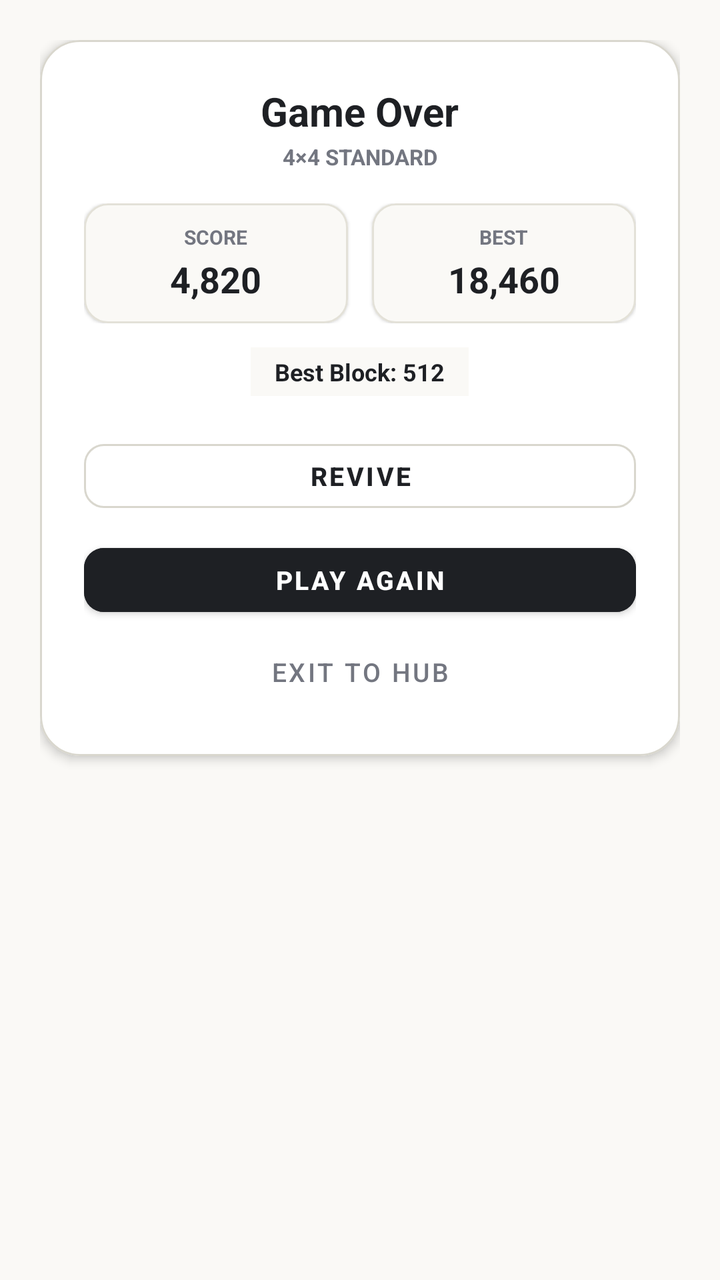
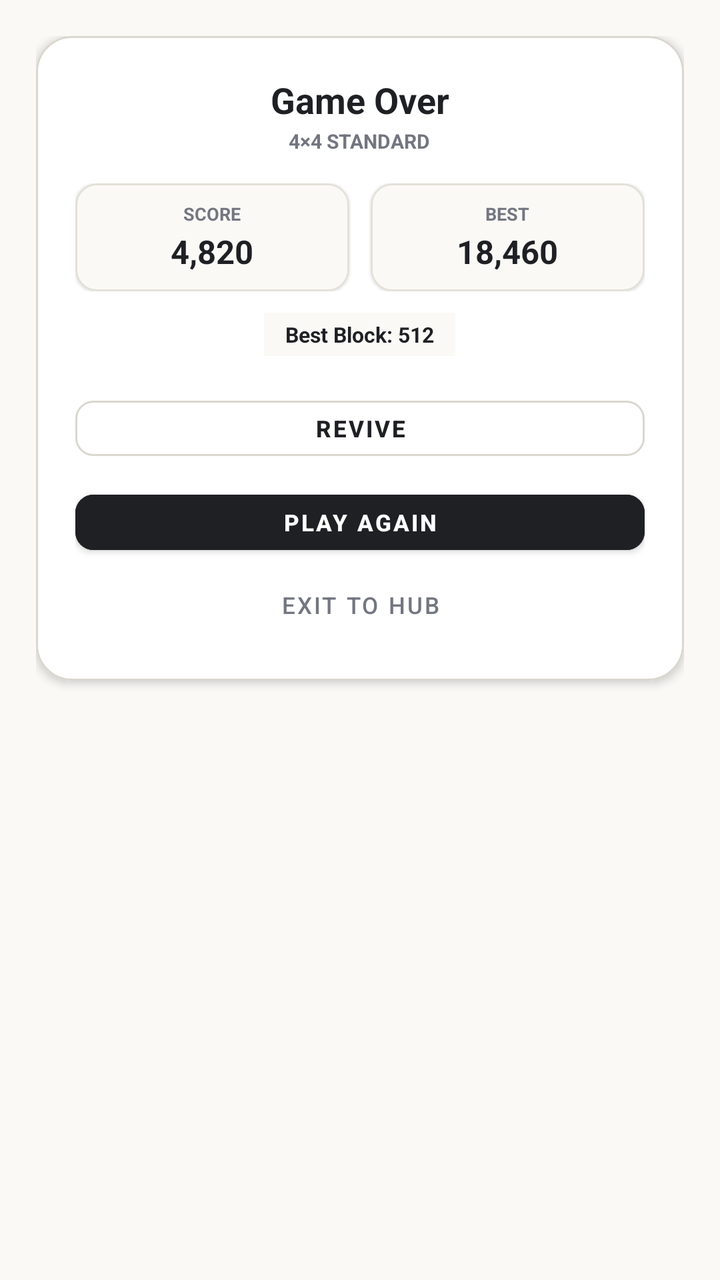

The first picture is an Android layout as it rendered before a commit; the second is the same layout after the commit. The layout source and the unified diff follow.
<!-- AndroidManifest.xml: application theme Theme.NumberBlocks -->
<!-- res/layout/dialog_game_over.xml -->
<?xml version="1.0" encoding="utf-8"?>
<LinearLayout xmlns:android="http://schemas.android.com/apk/res/android"
    xmlns:app="http://schemas.android.com/apk/res-auto"
    android:layout_width="match_parent"
    android:layout_height="wrap_content"
    android:background="@android:color/transparent"
    android:orientation="vertical"
    android:padding="20dp">

    <com.google.android.material.card.MaterialCardView
        android:layout_width="match_parent"
        android:layout_height="wrap_content"
        app:cardBackgroundColor="#FFFFFF"
        app:cardCornerRadius="20dp"
        app:cardElevation="3dp"
        app:strokeColor="#D9D7CE"
        app:strokeWidth="1dp">

        <LinearLayout
            android:layout_width="match_parent"
            android:layout_height="wrap_content"
            android:gravity="center_horizontal"
            android:orientation="vertical"
            android:padding="22dp">

            <TextView
                android:id="@+id/tv_gameover_title"
                android:layout_width="wrap_content"
                android:layout_height="wrap_content"
                android:text="Game Over"
                android:textColor="#1E2024"
                android:textSize="20sp"
                android:textStyle="bold" />

            <TextView
                android:id="@+id/tv_gameover_mode"
                android:layout_width="wrap_content"
                android:layout_height="wrap_content"
                android:layout_marginTop="2dp"
                android:text="4×4 STANDARD"
                android:textColor="#737680"
                android:textSize="11sp"
                android:textStyle="bold" />

            
            <LinearLayout
                android:layout_width="match_parent"
                android:layout_height="wrap_content"
                android:layout_marginTop="16dp"
                android:orientation="horizontal">

                <com.google.android.material.card.MaterialCardView
                    android:layout_width="0dp"
                    android:layout_height="wrap_content"
                    android:layout_weight="1"
                    android:layout_marginEnd="6dp"
                    app:cardBackgroundColor="#FAF9F6"
                    app:cardCornerRadius="12dp"
                    app:strokeColor="#E3E1D8"
                    app:strokeWidth="1dp">

                    <LinearLayout
                        android:layout_width="match_parent"
                        android:layout_height="wrap_content"
                        android:gravity="center"
                        android:orientation="vertical"
                        android:padding="10dp">

                        <TextView
                            android:layout_width="wrap_content"
                            android:layout_height="wrap_content"
                            android:text="SCORE"
                            android:textColor="#737680"
                            android:textSize="10sp"
                            android:textStyle="bold" />

                        <TextView
                            android:id="@+id/tv_gameover_score"
                            android:layout_width="wrap_content"
                            android:layout_height="wrap_content"
                            android:layout_marginTop="2dp"
                            android:text="4,820"
                            android:textColor="#1E2024"
                            android:textSize="18sp"
                            android:textStyle="bold" />
                    </LinearLayout>
                </com.google.android.material.card.MaterialCardView>

                <com.google.android.material.card.MaterialCardView
                    android:layout_width="0dp"
                    android:layout_height="wrap_content"
                    android:layout_weight="1"
                    android:layout_marginStart="6dp"
                    app:cardBackgroundColor="#FAF9F6"
                    app:cardCornerRadius="12dp"
                    app:strokeColor="#E3E1D8"
                    app:strokeWidth="1dp">

                    <LinearLayout
                        android:layout_width="match_parent"
                        android:layout_height="wrap_content"
                        android:gravity="center"
                        android:orientation="vertical"
                        android:padding="10dp">

                        <TextView
                            android:layout_width="wrap_content"
                            android:layout_height="wrap_content"
                            android:text="BEST"
                            android:textColor="#737680"
                            android:textSize="10sp"
                            android:textStyle="bold" />

                        <TextView
                            android:id="@+id/tv_gameover_best"
                            android:layout_width="wrap_content"
                            android:layout_height="wrap_content"
                            android:layout_marginTop="2dp"
                            android:text="18,460"
                            android:textColor="#1E2024"
                            android:textSize="18sp"
                            android:textStyle="bold" />
                    </LinearLayout>
                </com.google.android.material.card.MaterialCardView>
            </LinearLayout>

            <TextView
                android:id="@+id/tv_gameover_highest_tile"
                android:layout_width="wrap_content"
                android:layout_height="wrap_content"
                android:layout_marginTop="12dp"
                android:background="#FAF9F6"
                android:paddingStart="12dp"
                android:paddingEnd="12dp"
                android:paddingTop="4dp"
                android:paddingBottom="4dp"
                android:text="Best Block: 512"
                android:textColor="#1E2024"
                android:textSize="12sp"
                android:textStyle="bold" />

            
            <LinearLayout
                android:layout_width="match_parent"
                android:layout_height="wrap_content"
                android:layout_marginTop="18dp"
                android:orientation="vertical">

                <Button
                    android:id="@+id/btn_gameover_revive"
                    style="@style/Widget.MaterialComponents.Button.OutlinedButton"
                    android:layout_width="match_parent"
                    android:layout_height="44dp"
                    android:layout_marginBottom="8dp"
                    android:text="Revive"
                    android:textColor="#1E2024"
                    android:textSize="13sp"
                    android:textStyle="bold"
                    app:strokeColor="#D9D7CE"
                    app:cornerRadius="10dp" />

                <Button
                    android:id="@+id/btn_gameover_retry"
                    style="@style/Widget.MaterialComponents.Button"
                    android:layout_width="match_parent"
                    android:layout_height="44dp"
                    android:backgroundTint="#1E2024"
                    android:text="Play Again"
                    android:textColor="#FFFFFF"
                    android:textSize="13sp"
                    android:textStyle="bold"
                    app:cornerRadius="10dp" />

                <Button
                    android:id="@+id/btn_gameover_home"
                    style="@style/Widget.MaterialComponents.Button.TextButton"
                    android:layout_width="match_parent"
                    android:layout_height="40dp"
                    android:layout_marginTop="4dp"
                    android:text="Exit to Hub"
                    android:textColor="#737680"
                    android:textSize="13sp" />
            </LinearLayout>

        </LinearLayout>
    </com.google.android.material.card.MaterialCardView>
</LinearLayout>
<!-- resources referenced by this layout -->
<resources>
  <style name="Theme.NumberBlocks" parent="Theme.MaterialComponents.DayNight.NoActionBar">
          <item name="colorPrimary">@color/primary</item>
          <item name="colorPrimaryVariant">@color/primary_variant</item>
          <item name="colorSecondary">@color/secondary</item>
          <item name="android:statusBarColor">@color/background</item>
          <item name="android:navigationBarColor">@color/background</item>
          <item name="android:windowBackground">@color/background</item>
      </style>
  <color name="primary">#1E2024</color>
  <color name="primary_variant">#161719</color>
  <color name="secondary">#5A5D66</color>
  <color name="background">#FAF9F6</color>
</resources>

<!-- the commit's change to res/layout/dialog_game_over.xml (unified diff, before → after) -->
@@ -5,23 +5,23 @@
     android:layout_height="wrap_content"
     android:background="@android:color/transparent"
     android:orientation="vertical"
-    android:padding="20dp">
+    android:padding="@dimen/dp_20">
 
     <com.google.android.material.card.MaterialCardView
         android:layout_width="match_parent"
         android:layout_height="wrap_content"
         app:cardBackgroundColor="#FFFFFF"
-        app:cardCornerRadius="20dp"
-        app:cardElevation="3dp"
+        app:cardCornerRadius="@dimen/dp_20"
+        app:cardElevation="@dimen/dp_3"
         app:strokeColor="#D9D7CE"
-        app:strokeWidth="1dp">
+        app:strokeWidth="@dimen/dp_1">
 
         <LinearLayout
             android:layout_width="match_parent"
             android:layout_height="wrap_content"
             android:gravity="center_horizontal"
             android:orientation="vertical"
-            android:padding="22dp">
+            android:padding="@dimen/dp_22">
 
             <TextView
                 android:id="@+id/tv_gameover_title"
@@ -29,59 +29,59 @@
                 android:layout_height="wrap_content"
                 android:text="Game Over"
                 android:textColor="#1E2024"
-                android:textSize="20sp"
+                android:textSize="@dimen/sp_20"
                 android:textStyle="bold" />
 
             <TextView
                 android:id="@+id/tv_gameover_mode"
                 android:layout_width="wrap_content"
                 android:layout_height="wrap_content"
-                android:layout_marginTop="2dp"
+                android:layout_marginTop="@dimen/dp_2"
                 android:text="4×4 STANDARD"
                 android:textColor="#737680"
-                android:textSize="11sp"
+                android:textSize="@dimen/sp_11"
                 android:textStyle="bold" />
 
             
             <LinearLayout
                 android:layout_width="match_parent"
                 android:layout_height="wrap_content"
-                android:layout_marginTop="16dp"
+                android:layout_marginTop="@dimen/dp_16"
                 android:orientation="horizontal">
 
                 <com.google.android.material.card.MaterialCardView
                     android:layout_width="0dp"
                     android:layout_height="wrap_content"
                     android:layout_weight="1"
-                    android:layout_marginEnd="6dp"
+                    android:layout_marginEnd="@dimen/dp_6"
                     app:cardBackgroundColor="#FAF9F6"
-                    app:cardCornerRadius="12dp"
+                    app:cardCornerRadius="@dimen/dp_12"
                     app:strokeColor="#E3E1D8"
-                    app:strokeWidth="1dp">
+                    app:strokeWidth="@dimen/dp_1">
 
                     <LinearLayout
                         android:layout_width="match_parent"
                         android:layout_height="wrap_content"
                         android:gravity="center"
                         android:orientation="vertical"
-                        android:padding="10dp">
+                        android:padding="@dimen/dp_10">
 
                         <TextView
                             android:layout_width="wrap_content"
                             android:layout_height="wrap_content"
                             android:text="SCORE"
                             android:textColor="#737680"
-                            android:textSize="10sp"
+                            android:textSize="@dimen/sp_10"
                             android:textStyle="bold" />
 
                         <TextView
                             android:id="@+id/tv_gameover_score"
                             android:layout_width="wrap_content"
                             android:layout_height="wrap_content"
-                            android:layout_marginTop="2dp"
+                            android:layout_marginTop="@dimen/dp_2"
                             android:text="4,820"
                             android:textColor="#1E2024"
-                            android:textSize="18sp"
+                            android:textSize="@dimen/sp_18"
                             android:textStyle="bold" />
                     </LinearLayout>
                 </com.google.android.material.card.MaterialCardView>
@@ -90,35 +90,35 @@
                     android:layout_width="0dp"
                     android:layout_height="wrap_content"
                     android:layout_weight="1"
-                    android:layout_marginStart="6dp"
+                    android:layout_marginStart="@dimen/dp_6"
                     app:cardBackgroundColor="#FAF9F6"
-                    app:cardCornerRadius="12dp"
+                    app:cardCornerRadius="@dimen/dp_12"
                     app:strokeColor="#E3E1D8"
-                    app:strokeWidth="1dp">
+                    app:strokeWidth="@dimen/dp_1">
 
                     <LinearLayout
                         android:layout_width="match_parent"
                         android:layout_height="wrap_content"
                         android:gravity="center"
                         android:orientation="vertical"
-                        android:padding="10dp">
+                        android:padding="@dimen/dp_10">
 
                         <TextView
                             android:layout_width="wrap_content"
                             android:layout_height="wrap_content"
                             android:text="BEST"
                             android:textColor="#737680"
-                            android:textSize="10sp"
+                            android:textSize="@dimen/sp_10"
                             android:textStyle="bold" />
 
                         <TextView
                             android:id="@+id/tv_gameover_best"
                             android:layout_width="wrap_content"
                             android:layout_height="wrap_content"
-                            android:layout_marginTop="2dp"
+                            android:layout_marginTop="@dimen/dp_2"
                             android:text="18,460"
                             android:textColor="#1E2024"
-                            android:textSize="18sp"
+                            android:textSize="@dimen/sp_18"
                             android:textStyle="bold" />
                     </LinearLayout>
                 </com.google.android.material.card.MaterialCardView>
@@ -128,58 +128,58 @@
                 android:id="@+id/tv_gameover_highest_tile"
                 android:layout_width="wrap_content"
                 android:layout_height="wrap_content"
-                android:layout_marginTop="12dp"
+                android:layout_marginTop="@dimen/dp_12"
                 android:background="#FAF9F6"
-                android:paddingStart="12dp"
-                android:paddingEnd="12dp"
-                android:paddingTop="4dp"
-                android:paddingBottom="4dp"
+                android:paddingStart="@dimen/dp_12"
+                android:paddingEnd="@dimen/dp_12"
+                android:paddingTop="@dimen/dp_4"
+                android:paddingBottom="@dimen/dp_4"
                 android:text="Best Block: 512"
                 android:textColor="#1E2024"
-                android:textSize="12sp"
+                android:textSize="@dimen/sp_12"
                 android:textStyle="bold" />
 
             
             <LinearLayout
                 android:layout_width="match_parent"
                 android:layout_height="wrap_content"
-                android:layout_marginTop="18dp"
+                android:layout_marginTop="@dimen/dp_18"
                 android:orientation="vertical">
 
                 <Button
                     android:id="@+id/btn_gameover_revive"
                     style="@style/Widget.MaterialComponents.Button.OutlinedButton"
                     android:layout_width="match_parent"
-                    android:layout_height="44dp"
-                    android:layout_marginBottom="8dp"
+                    android:layout_height="@dimen/dp_44"
+                    android:layout_marginBottom="@dimen/dp_8"
                     android:text="Revive"
                     android:textColor="#1E2024"
-                    android:textSize="13sp"
+                    android:textSize="@dimen/sp_13"
                     android:textStyle="bold"
                     app:strokeColor="#D9D7CE"
-                    app:cornerRadius="10dp" />
+                    app:cornerRadius="@dimen/dp_10" />
 
                 <Button
                     android:id="@+id/btn_gameover_retry"
                     style="@style/Widget.MaterialComponents.Button"
                     android:layout_width="match_parent"
-                    android:layout_height="44dp"
+                    android:layout_height="@dimen/dp_44"
                     android:backgroundTint="#1E2024"
                     android:text="Play Again"
                     android:textColor="#FFFFFF"
-                    android:textSize="13sp"
+                    android:textSize="@dimen/sp_13"
                     android:textStyle="bold"
-                    app:cornerRadius="10dp" />
+                    app:cornerRadius="@dimen/dp_10" />
 
                 <Button
                     android:id="@+id/btn_gameover_home"
                     style="@style/Widget.MaterialComponents.Button.TextButton"
                     android:layout_width="match_parent"
-                    android:layout_height="40dp"
-                    android:layout_marginTop="4dp"
+                    android:layout_height="@dimen/dp_40"
+                    android:layout_marginTop="@dimen/dp_4"
                     android:text="Exit to Hub"
                     android:textColor="#737680"
-                    android:textSize="13sp" />
+                    android:textSize="@dimen/sp_13" />
             </LinearLayout>
 
         </LinearLayout>
<!-- resource entries referenced after the edit -->
@@ -1,5 +1,25 @@
 <!-- resources referenced by this layout -->
 <resources>
+  <dimen name="dp_1">1.00dp</dimen>
+  <dimen name="dp_10">10.00dp</dimen>
+  <dimen name="dp_12">12.00dp</dimen>
+  <dimen name="dp_16">16.00dp</dimen>
+  <dimen name="dp_18">18.00dp</dimen>
+  <dimen name="dp_2">2.00dp</dimen>
+  <dimen name="dp_20">20.00dp</dimen>
+  <dimen name="dp_22">22.00dp</dimen>
+  <dimen name="dp_3">3.00dp</dimen>
+  <dimen name="dp_4">4.00dp</dimen>
+  <dimen name="dp_40">40.00dp</dimen>
+  <dimen name="dp_44">44.00dp</dimen>
+  <dimen name="dp_6">6.00dp</dimen>
+  <dimen name="dp_8">8.00dp</dimen>
+  <dimen name="sp_10">10.00sp</dimen>
+  <dimen name="sp_11">11.00sp</dimen>
+  <dimen name="sp_12">12.00sp</dimen>
+  <dimen name="sp_13">13.00sp</dimen>
+  <dimen name="sp_18">18.00sp</dimen>
+  <dimen name="sp_20">20.00sp</dimen>
   <style name="Theme.NumberBlocks" parent="Theme.MaterialComponents.DayNight.NoActionBar">
           <item name="colorPrimary">@color/primary</item>
           <item name="colorPrimaryVariant">@color/primary_variant</item>
